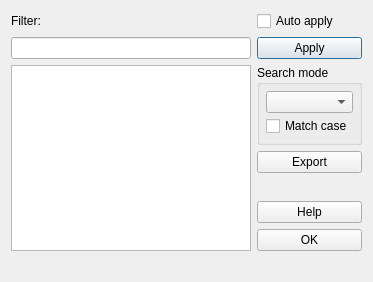
The window that dictheadwords.ui (goldendict/goldendict) describes before a commit, drawn with Qt 5.
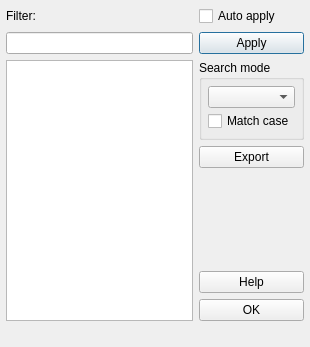
The same window after the commit.

The edit to the form file:
```diff
--- a/dictheadwords.ui
+++ b/dictheadwords.ui
@@ -6,14 +6,26 @@
    <rect>
     <x>0</x>
     <y>0</y>
-    <width>373</width>
-    <height>282</height>
+    <width>310</width>
+    <height>347</height>
    </rect>
   </property>
   <property name="windowTitle">
    <string notr="true"/>
   </property>
   <layout class="QVBoxLayout" name="verticalLayout_3">
+   <property name="leftMargin">
+    <number>6</number>
+   </property>
+   <property name="topMargin">
+    <number>6</number>
+   </property>
+   <property name="rightMargin">
+    <number>6</number>
+   </property>
+   <property name="bottomMargin">
+    <number>6</number>
+   </property>
    <item>
     <layout class="QGridLayout" name="gridLayout">
      <item row="3" column="0">
```
